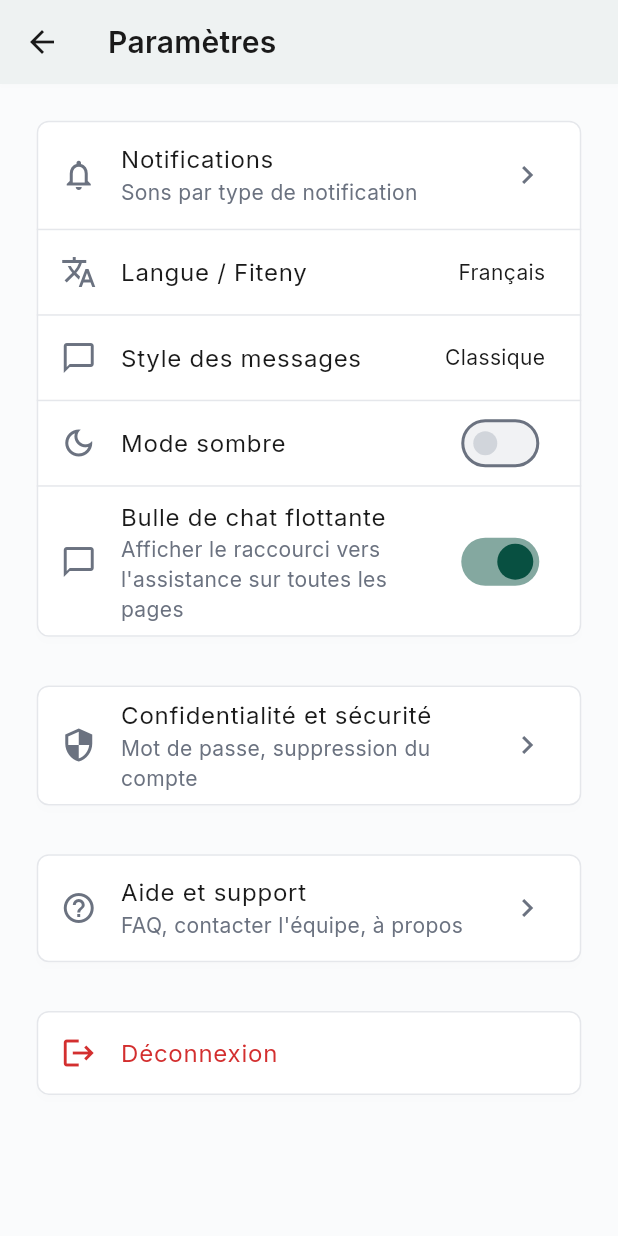
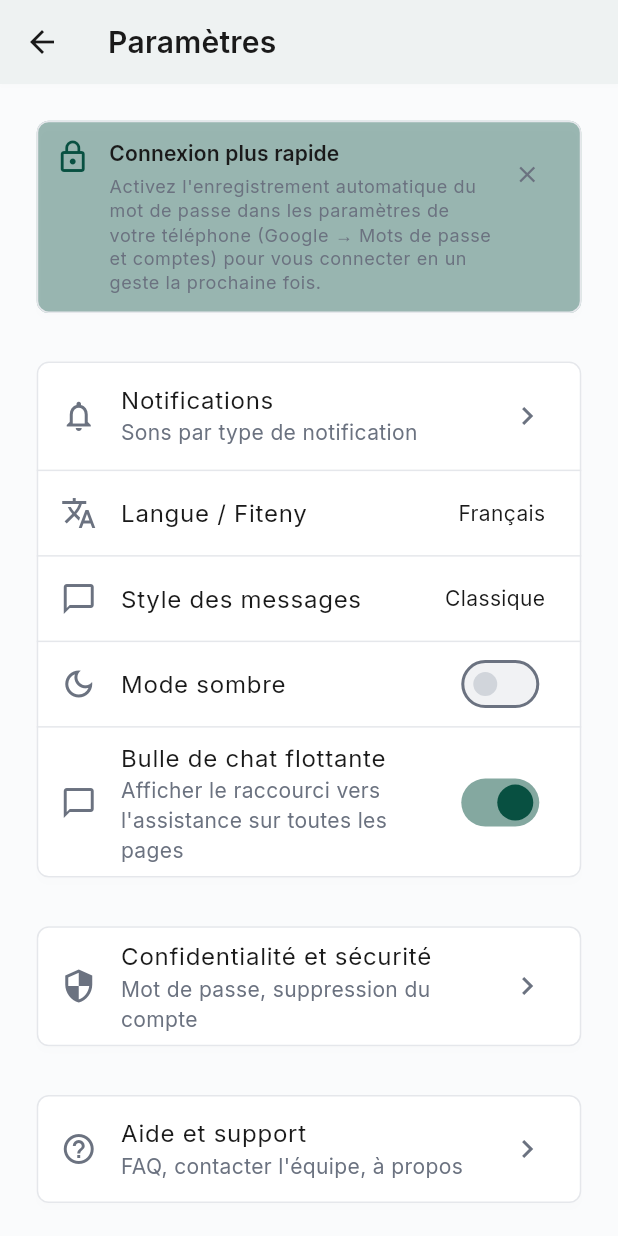
Before and after one commit to Anju-codermad/AkoraHub-app, a Flutter app: the SettingsScreen screen opened directly, on a phone screen of 412 x 824 dp. Run offline on Flutter 3.47's test engine with Material 3 defaults, Android fonts, the phone set to English and light mode, and no system bars; our stand-ins replace audioplayers, cached_network_image, connectivity_plus, file_picker, firebase_core, firebase_messaging and 20 more; missing offline and left inert: agora_rtc_engine, mobile_scanner, record, screen_protector; accounts and stored records are empty.

Commit message:
Ajouter le rappel d'enregistrement du mot de passe + corriger un crash de build (démographie clients)
Le build échouait depuis plusieurs commits sur une erreur de type
(counts[gender] avec gender: String?) dans la démographie du CRM.

```diff
--- a/lib/presentation/client_home/settings/settings_screen.dart
+++ b/lib/presentation/client_home/settings/settings_screen.dart
@@ -1,5 +1,6 @@
 import 'package:flutter/material.dart';
 import 'package:flutter_riverpod/flutter_riverpod.dart';
+import 'package:shared_preferences/shared_preferences.dart';
 import 'package:sizer/sizer.dart';
 
 import '../../../core/chat/chat_bubble_settings_repo.dart';
@@ -69,6 +70,7 @@ class SettingsScreen extends ConsumerWidget {
       body: ListView(
         padding: EdgeInsets.all(4.w),
         children: [
+          const _PasswordAutofillHintBanner(),
           if (email != null) ...[
             Card(
               child: ListTile(
@@ -289,3 +291,98 @@ class _ChatBubbleVisibilityTileState
     );
   }
 }
+
+/// Rappel "enregistrez votre mot de passe" (12/08, demande explicite) —
+/// le popup système Android/iOS n'est jamais reprogrammable par l'app une
+/// fois refusé (décision volontaire de Google/Apple), donc ce bandeau
+/// interne guide manuellement vers les réglages du téléphone à la place.
+/// Réapparaît une fois par mois si fermé, indéfiniment tant que
+/// l'utilisateur ne l'a jamais fermé.
+class _PasswordAutofillHintBanner extends StatefulWidget {
+  const _PasswordAutofillHintBanner();
+
+  @override
+  State<_PasswordAutofillHintBanner> createState() =>
+      _PasswordAutofillHintBannerState();
+}
+
+class _PasswordAutofillHintBannerState
+    extends State<_PasswordAutofillHintBanner> {
+  static const _prefsKey = 'password_autofill_hint_dismissed_at';
+  static const _cooldown = Duration(days: 30);
+  bool _checked = false;
+  bool _visible = false;
+
+  @override
+  void initState() {
+    super.initState();
+    _checkVisibility();
+  }
+
+  Future<void> _checkVisibility() async {
+    final prefs = await SharedPreferences.getInstance();
+    final dismissedAtMs = prefs.getInt(_prefsKey);
+    final shouldShow = dismissedAtMs == null ||
+        DateTime.now().difference(
+                DateTime.fromMillisecondsSinceEpoch(dismissedAtMs)) >
+            _cooldown;
+    if (!mounted) return;
+    setState(() {
+      _visible = shouldShow;
+      _checked = true;
+    });
+  }
+
+  Future<void> _dismiss() async {
+    final prefs = await SharedPreferences.getInstance();
+    await prefs.setInt(_prefsKey, DateTime.now().millisecondsSinceEpoch);
+    if (mounted) setState(() => _visible = false);
+  }
+
+  @override
+  Widget build(BuildContext context) {
+    if (!_checked || !_visible) return const SizedBox.shrink();
+    final theme = Theme.of(context);
+    return Padding(
+      padding: EdgeInsets.only(bottom: 2.h),
+      child: Card(
+        color: theme.colorScheme.primaryContainer.withValues(alpha: 0.4),
+        child: Padding(
+          padding: const EdgeInsets.all(12),
+          child: Row(
+            crossAxisAlignment: CrossAxisAlignment.start,
+            children: [
+              Icon(Icons.lock_outline, color: theme.colorScheme.primary),
+              SizedBox(width: 3.w),
+              Expanded(
+                child: Column(
+                  crossAxisAlignment: CrossAxisAlignment.start,
+                  children: [
+                    Text(
+                      'Connexion plus rapide',
+                      style: theme.textTheme.titleSmall
+                          ?.copyWith(fontWeight: FontWeight.w600),
+                    ),
+                    SizedBox(height: 0.5.h),
+                    Text(
+                      'Activez l\'enregistrement automatique du mot de '
+                      'passe dans les paramètres de votre téléphone '
+                      '(Google → Mots de passe et comptes) pour vous '
+                      'connecter en un geste la prochaine fois.',
+                      style: theme.textTheme.bodySmall,
+                    ),
+                  ],
+                ),
+              ),
+              IconButton(
+                icon: const Icon(Icons.close, size: 18),
+                tooltip: 'Fermer',
+                onPressed: _dismiss,
+              ),
+            ],
+          ),
+        ),
+      ),
+    );
+  }
+}
--- a/lib/presentation/customer_management_real/customer_management_real.dart
+++ b/lib/presentation/customer_management_real/customer_management_real.dart
@@ -222,7 +222,7 @@ class _CustomerManagementRealState extends State<CustomerManagementReal> {
     for (final c in _customers) {
       final gender = c['gender'] as String?;
       if (gender == 'homme' || gender == 'femme') {
-        counts[gender] = counts[gender]! + 1;
+        counts[gender!] = counts[gender]! + 1;
       }
     }
     return counts;
```
